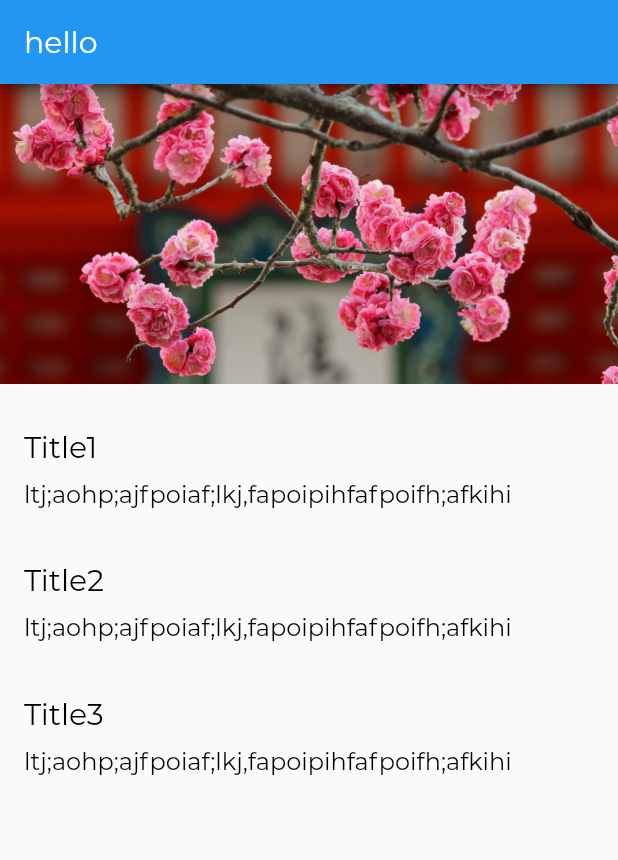
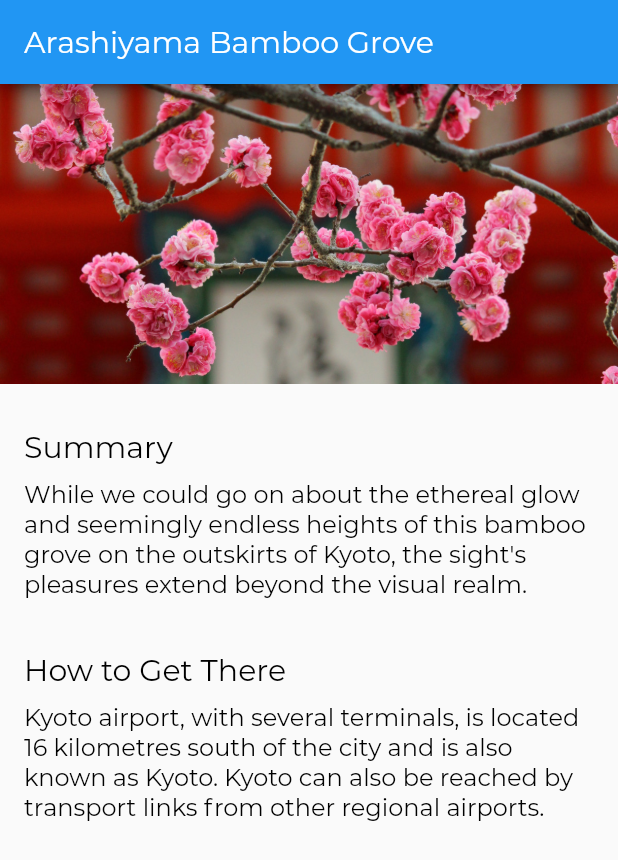
Before and after one commit to sumonsheikh/Tour_Booking, a Flutter app: the screen it shows after launch, on a phone screen of 412 x 824 dp. Shown: the top 860 px of the screen. Run offline on Flutter 3.47's test engine with Material 2 defaults, Android fonts, the phone set to English and light mode, and no system bars.

Commit message:
model and data represent

```diff
--- /dev/null
+++ b/lib/models/location.dart
@@ -0,0 +1,18 @@
+import 'location_fact.dart';
+class Location {
+  final String name;
+  final String imagePath;
+  final List<LocationFact> facts;
+  Location(this.name,this.imagePath,this.facts);
+
+  static List<Location> fetchAll(){
+    return [
+      Location('Arashiyama Bamboo Grove', 'assets/images/kiyomizu-dera.jpg', [
+        LocationFact('Summary',
+            'While we could go on about the ethereal glow and seemingly endless heights of this bamboo grove on the outskirts of Kyoto, the sight\'s pleasures extend beyond the visual realm.'),
+        LocationFact('How to Get There',
+            'Kyoto airport, with several terminals, is located 16 kilometres south of the city and is also known as Kyoto. Kyoto can also be reached by transport links from other regional airports.'),
+      ]),
+    ];
+  }
+}
--- /dev/null
+++ b/lib/models/location_fact.dart
@@ -0,0 +1,5 @@
+class LocationFact{
+  final String title;
+  final String text;
+  LocationFact(this.title,this.text);
+}
--- a/lib/screens/location_detail/location_detail.dart
+++ b/lib/screens/location_detail/location_detail.dart
@@ -2,25 +2,27 @@ import 'package:flutter/material.dart';
 import 'package:flutter/rendering.dart';
 import 'text_section.dart';
 import 'image_banner.dart';
+import '../../models/location.dart';
 class LocationDetail extends StatelessWidget{
   @override
   Widget build(BuildContext context){
+    final locations=Location.fetchAll();
+    final location=locations.first;
     return Scaffold(
       appBar: AppBar(
-        title: Text('hello'),
+        title: Text(location.name),
       ),
       body: Column(
         mainAxisAlignment: MainAxisAlignment.start,
         crossAxisAlignment: CrossAxisAlignment.stretch,
         children: [
-          ImageBanner("assets/images/kiyomizu-dera.jpg"),
-          TextSection('Title1','ltj;aohp;ajfpoiaf;lkj,fapoipihfafpoifh;afkihi'),
-          TextSection('Title2','ltj;aohp;ajfpoiaf;lkj,fapoipihfafpoifh;afkihi'),
-          TextSection('Title3','ltj;aohp;ajfpoiaf;lkj,fapoipihfafpoifh;afkihi'),
+          ImageBanner(location.imagePath),
 
-
-        ],
-      )
+        ]..addAll(textSections(location))
+      ),
     );
   }
+  List<Widget> textSections(Location location){
+    return location.facts.map((fact)=> TextSection(fact.title, fact.text)).toList();
+  }
 }
```
